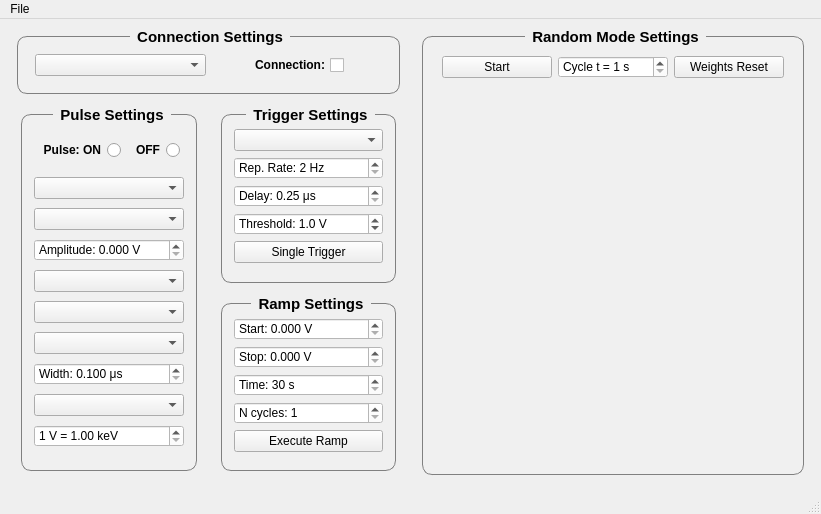
muchnoi/BNC-PB-5, file design.ui: the form before one commit.
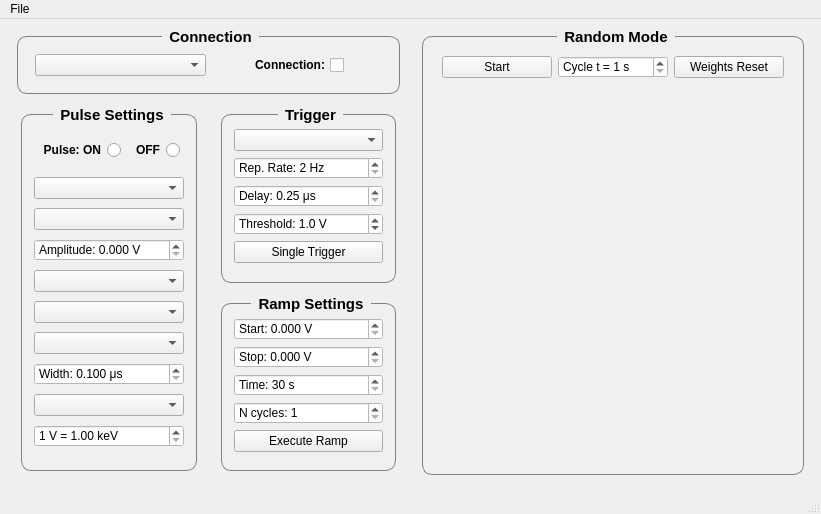
The form after the commit.

Commit message: less letters

What changed in the file:
```diff
--- a/design.ui
+++ b/design.ui
@@ -54,7 +54,7 @@
           </sizepolicy>
          </property>
          <property name="title">
-          <string>Connection Settings</string>
+          <string>Connection</string>
          </property>
          <layout class="QHBoxLayout" name="horizontalLayout_3">
           <item>
@@ -355,7 +355,7 @@
              <item>
               <widget class="QGroupBox" name="TriggerGroupBox">
                <property name="title">
-                <string>Trigger Settings</string>
+                <string>Trigger</string>
                </property>
                <layout class="QVBoxLayout" name="verticalLayout_2">
                 <property name="spacing">
@@ -571,7 +571,7 @@
     <item>
      <widget class="QGroupBox" name="RandomGroupBox">
       <property name="title">
-       <string>Random Mode Settings</string>
+       <string>Random Mode</string>
       </property>
       <layout class="QVBoxLayout" name="verticalLayout_5">
        <property name="spacing">
```
The commit also changes 1 other file.
